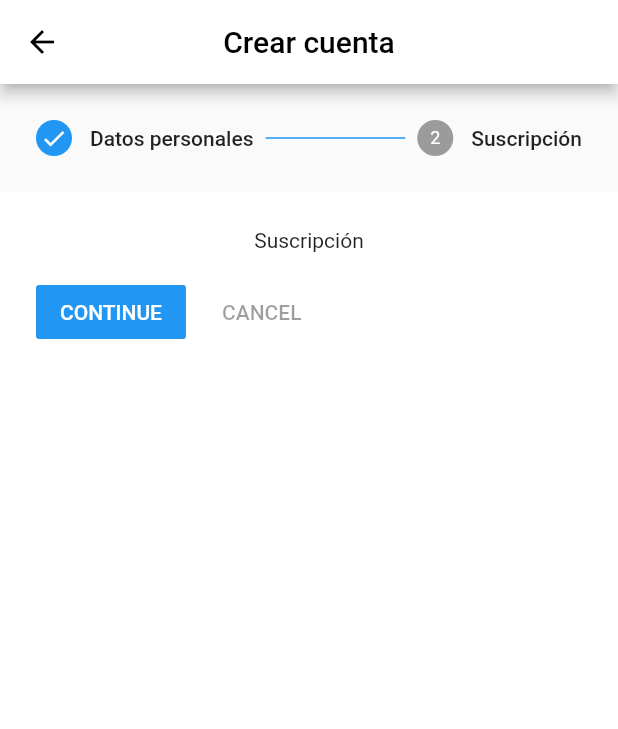
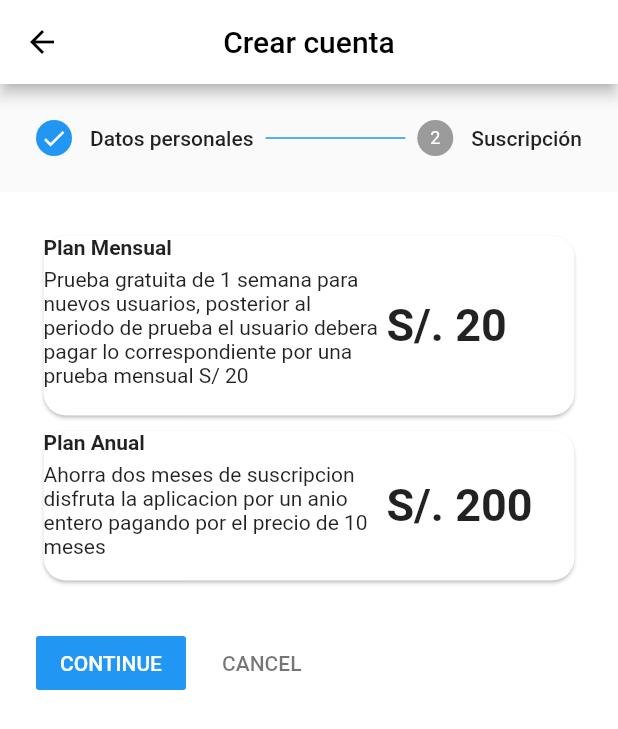
Before and after one commit to AgilesEzGym/MobileApp, a Flutter app: the Create screen opened directly, after a tap on "CONTINUE", on a phone screen of 412 x 824 dp. Shown: the top 729 px of the screen. Run offline on Flutter 3.47's test engine with Material 2 defaults, Android fonts, the phone set to English and light mode, and no system bars; network calls fail.

Commit message:
adding subscription plans

```diff
--- a/lib/screens/create.dart
+++ b/lib/screens/create.dart
@@ -64,7 +64,91 @@ class _CreateState extends State<Create> {
           ],
         ),
     ),
-    const Step(title: Text('Suscripción'), content: Center(child: Text('Suscripción'),)),
+    Step(
+        title: Text('Suscripción'),
+        content: Center(
+          child: SizedBox(
+            height: 250,
+            child: ListView(
+              children: [
+                Padding(
+                  padding: const EdgeInsets.all(1.0),
+                  child: Card(
+                    shape: RoundedRectangleBorder(borderRadius:BorderRadius.circular(15.0)),
+                    child: Container(
+                      width: MediaQuery.of(context).size.width*1,
+                      height: 120,
+                      child: Row(
+                        children: [
+                          Container(
+                            width: MediaQuery.of(context).size.width*0.55,
+                            child: Column(
+                              crossAxisAlignment: CrossAxisAlignment.start,
+                              children: [
+                                Text('Plan Mensual',style: TextStyle(fontWeight: FontWeight.bold)),
+                                SizedBox(
+                                  height: 5,
+                                ),
+                                Text('Prueba gratuita de 1 semana para nuevos usuarios, '
+                                    'posterior al periodo de prueba el usuario '
+                                    'debera pagar lo correspondiente por una prueba mensual S/ 20')
+                              ],
+                            ),
+                          ),
+                          Padding(
+                            padding: const EdgeInsets.all(2.0),
+                            child: Container(
+                              child: Text(
+                                'S/. 20',style: TextStyle(fontWeight: FontWeight.bold,fontSize: 30),
+                              ),
+                            ),
+                          ),
+                        ],
+                      ),
+                    ),
+                  ),
+                ),
+                Padding(
+                  padding: const EdgeInsets.all(1.0),
+                  child: Card(
+                    shape: RoundedRectangleBorder(borderRadius:BorderRadius.circular(15.0)),
+                    child: Container(
+                      width: MediaQuery.of(context).size.width*1,
+                      height: 100,
+                      child: Row(
+                        children: [
+                          Container(
+                            width: MediaQuery.of(context).size.width*0.55,
+                            child: Column(
+                              crossAxisAlignment: CrossAxisAlignment.start,
+                              children: [
+                                Text('Plan Anual',style: TextStyle(fontWeight: FontWeight.bold)),
+                                SizedBox(
+                                  height: 5,
+                                ),
+                                Text('Ahorra dos meses de suscripcion disfruta la aplicacion por un anio entero '
+                                    'pagando por el precio de 10 meses')
+                              ],
+                            ),
+                          ),
+                          Padding(
+                            padding: const EdgeInsets.all(2.0),
+                            child: Container(
+                              child: Text(
+                                'S/. 200',style: TextStyle(fontWeight: FontWeight.bold,fontSize: 30),
+                              ),
+                            ),
+                          ),
+                        ],
+                      ),
+                    ),
+                  ),
+                ),
+              ],
+            ),
+          ))
+    ),
+
   ];
 
   @override
@@ -89,6 +173,13 @@ class _CreateState extends State<Create> {
             });
           }
         },
+        onStepCancel: (){
+          if(_currentStep > 0){
+            setState(() {
+              _currentStep -= 1;
+            });
+          }
+        },
       ),
     );
   }
```
